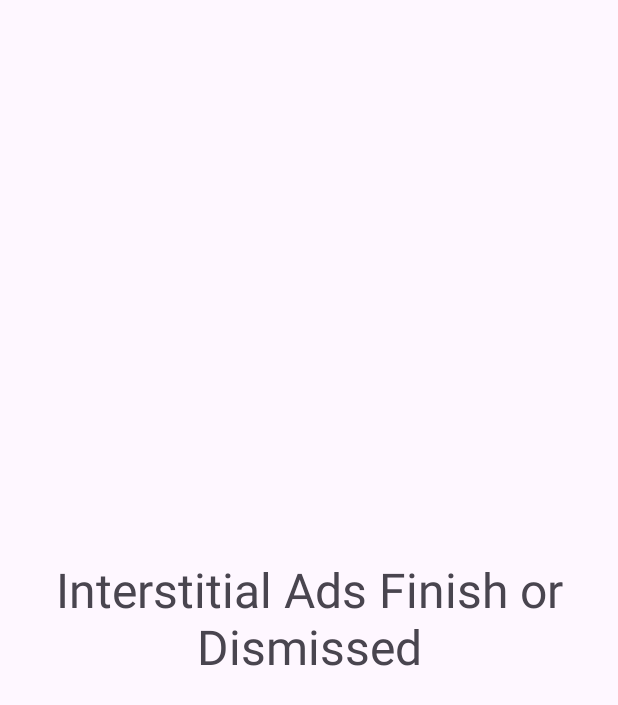
After one commit to Coding-Meet/Google-Admob-Integration-App, an Android app: the AfterInterstitalFinishedActivity screen opened directly, with no data from a screen before it, on a phone screen of 412 x 824 dp. The commit adds this screen. Shown: the top 705 px of the screen. Run offline under Robolectric (Android 15) with nearby library versions, the phone set to English and light mode, and no system bars.

Commit message:
implement interstitial ads

```diff
--- /dev/null
+++ b/app/src/main/java/com/coding/googleadmobintegrationapp/AfterInterstitalFinishedActivity.kt
@@ -0,0 +1,11 @@
+package com.coding.googleadmobintegrationapp
+
+import androidx.appcompat.app.AppCompatActivity
+import android.os.Bundle
+
+class AfterInterstitalFinishedActivity : AppCompatActivity() {
+    override fun onCreate(savedInstanceState: Bundle?) {
+        super.onCreate(savedInstanceState)
+        setContentView(R.layout.activity_after_interstital_finished)
+    }
+}
--- /dev/null
+++ b/app/src/main/res/layout/activity_after_interstital_finished.xml
@@ -0,0 +1,19 @@
+<?xml version="1.0" encoding="utf-8"?>
+<RelativeLayout xmlns:android="http://schemas.android.com/apk/res/android"
+    xmlns:app="http://schemas.android.com/apk/res-auto"
+    xmlns:tools="http://schemas.android.com/tools"
+    android:layout_width="match_parent"
+    android:layout_height="match_parent"
+    tools:context=".AfterInterstitalFinishedActivity">
+
+
+    <TextView
+        android:layout_width="wrap_content"
+        android:layout_height="wrap_content"
+        android:layout_centerInParent="true"
+        android:textSize="32sp"
+        android:textAlignment="center"
+        android:text="Interstitial Ads Finish or Dismissed"/>
+
+
+</RelativeLayout>
--- a/app/src/main/res/values/strings.xml
+++ b/app/src/main/res/values/strings.xml
@@ -2,4 +2,5 @@
     <string name="app_name">Google Admob Integration App</string>
 
     <string name="banner_ads1">ca-app-pub-3940256099942544/6300978111</string>
+    <string name="interstitial_ads1">ca-app-pub-3940256099942544/1033173712</string>
 </resources>
```
Also changed, not shown: app/src/main/AndroidManifest.xml (+9 -7 lines), app/src/main/java/com/coding/googleadmobintegrationapp/MainActivity.kt (+20 -0 lines), app/src/main/java/com/coding/googleadmobintegrationapp/MyInterstitialAds.kt (added, +55 -0 lines), app/src/main/res/layout/activity_main.xml (+8 -0 lines).
